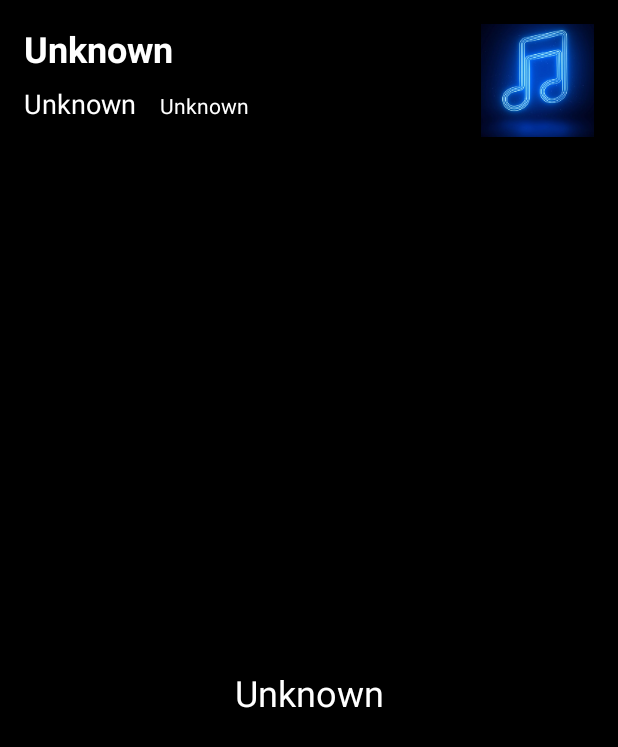
After one commit to XkyXI/MyApplication, an Android app: the layout activity_music_display.xml on its own in the app's theme, with its tools: preview values and no code run, on a phone screen of 412 x 824 dp. The commit adds this screen. Shown: the top 747 px of the screen. Run offline under Robolectric (Android 15) with nearby library versions, the phone set to English and light mode, and no system bars.

Commit message:
Display music information, auto scroll

```diff
--- /dev/null
+++ b/app/src/main/res/drawable/custom_scroll_style.xml
@@ -0,0 +1,15 @@
+<?xml version="1.0" encoding="utf-8"?>
+<shape xmlns:android="http://schemas.android.com/apk/res/android">
+
+    <gradient
+        android:angle="45"
+        android:endColor="@color/colorPrimaryDark"
+        android:centerColor="@color/colorPrimary"
+        android:startColor="@color/colorPrimaryDark"
+        />
+    <corners android:radius="8dp" />
+    <size android:width="4dp" />
+    <padding
+        android:left="0.5dp"
+        android:right="0.5dp" />
+</shape>
--- /dev/null
+++ b/app/src/main/res/layout/activity_music_display.xml
@@ -0,0 +1,93 @@
+<?xml version="1.0" encoding="utf-8"?>
+<androidx.constraintlayout.widget.ConstraintLayout xmlns:android="http://schemas.android.com/apk/res/android"
+    xmlns:app="http://schemas.android.com/apk/res-auto"
+    xmlns:tools="http://schemas.android.com/tools"
+    android:layout_width="match_parent"
+    android:layout_height="match_parent"
+    android:background="#000000"
+    tools:context=".MusicDisplayActivity">
+
+    <TextView
+        android:id="@+id/titleTextView"
+        android:layout_width="0dp"
+        android:layout_height="wrap_content"
+        android:layout_marginStart="16dp"
+        android:layout_marginLeft="16dp"
+        android:layout_marginTop="16dp"
+        android:textColor="@android:color/white"
+        android:textSize="24sp"
+        android:textStyle="bold"
+        android:maxLines="1"
+        android:ellipsize="end"
+        app:layout_constraintEnd_toStartOf="@+id/artistImage"
+        app:layout_constraintStart_toStartOf="parent"
+        app:layout_constraintTop_toTopOf="parent"
+        tools:text="@android:string/unknownName" />
+
+    <TextView
+        android:id="@+id/artistTextView"
+        android:layout_width="wrap_content"
+        android:layout_height="wrap_content"
+        android:layout_marginTop="8dp"
+        android:textColor="@android:color/white"
+        android:textSize="18sp"
+        android:maxLines="1"
+        android:ellipsize="end"
+        app:layout_constraintStart_toStartOf="@+id/titleTextView"
+        app:layout_constraintTop_toBottomOf="@+id/titleTextView"
+        tools:text="@android:string/unknownName" />
+
+    <ImageView
+        android:id="@+id/artistImage"
+        android:layout_width="wrap_content"
+        android:layout_height="wrap_content"
+        android:layout_marginStart="16dp"
+        android:layout_marginLeft="16dp"
+        android:layout_marginTop="16dp"
+        android:layout_marginEnd="16dp"
+        android:layout_marginRight="16dp"
+        android:maxHeight="100dp"
+        android:maxWidth="100dp"
+        android:adjustViewBounds="true"
+        android:contentDescription="@string/artist_image_description"
+        app:layout_constraintEnd_toEndOf="parent"
+        app:layout_constraintHorizontal_bias="0.5"
+        app:layout_constraintStart_toEndOf="@+id/titleTextView"
+        app:layout_constraintTop_toTopOf="parent"
+        app:srcCompat="@drawable/default_image" />
+
+    <TextView
+        android:id="@+id/lyricsTextView"
+        android:layout_width="0dp"
+        android:layout_height="0dp"
+        android:layout_marginStart="8dp"
+        android:layout_marginLeft="8dp"
+        android:layout_marginTop="16dp"
+        android:layout_marginEnd="8dp"
+        android:layout_marginRight="8dp"
+        android:layout_marginBottom="8dp"
+
+        android:fadeScrollbars="false"
+        android:gravity="center"
+        android:scrollbarThumbVertical="@drawable/custom_scroll_style"
+        android:scrollbars="vertical"
+        android:textColor="@android:color/white"
+        android:textSize="24sp"
+        app:layout_constraintBottom_toBottomOf="parent"
+        app:layout_constraintEnd_toEndOf="parent"
+        app:layout_constraintStart_toStartOf="parent"
+        app:layout_constraintTop_toBottomOf="@+id/artistImage"
+        tools:text="@android:string/unknownName" />
+
+    <TextView
+        android:id="@+id/timeTextView"
+        android:layout_width="wrap_content"
+        android:layout_height="wrap_content"
+        android:layout_marginStart="16dp"
+        android:layout_marginLeft="16dp"
+        android:textColor="@android:color/white"
+        app:layout_constraintBaseline_toBaselineOf="@+id/artistTextView"
+        app:layout_constraintStart_toEndOf="@+id/artistTextView"
+        tools:text="@android:string/unknownName" />
+
+</androidx.constraintlayout.widget.ConstraintLayout>
--- a/app/src/main/res/values/strings.xml
+++ b/app/src/main/res/values/strings.xml
@@ -1,3 +1,6 @@
 <resources>
     <string name="app_name">Auto Lyric</string>
+    <string name="record_button_text">Start</string>
+    <string name="artist_image_description">Image of artist</string>
+    <string name="time_text">%1$d / %2$d</string>
 </resources>
```
Also changed, not shown: app/src/main/AndroidManifest.xml (+12 -5 lines), app/src/main/java/com/example/myapplication/ClientAsyncTask.java (deleted, +0 -27 lines), app/src/main/java/com/example/myapplication/ClientAudd.java (+17 -8 lines), app/src/main/java/com/example/myapplication/MainActivity.java (+78 -26 lines), app/src/main/java/com/example/myapplication/MusicDisplayActivity.java (added, +122 -0 lines), app/src/main/java/com/example/myapplication/MusicInfo.java (+24 -19 lines), app/src/main/res/layout/activity_main.xml (+4 -25 lines), app/src/main/res/drawable-xxxhdpi/default_image.png (added).
